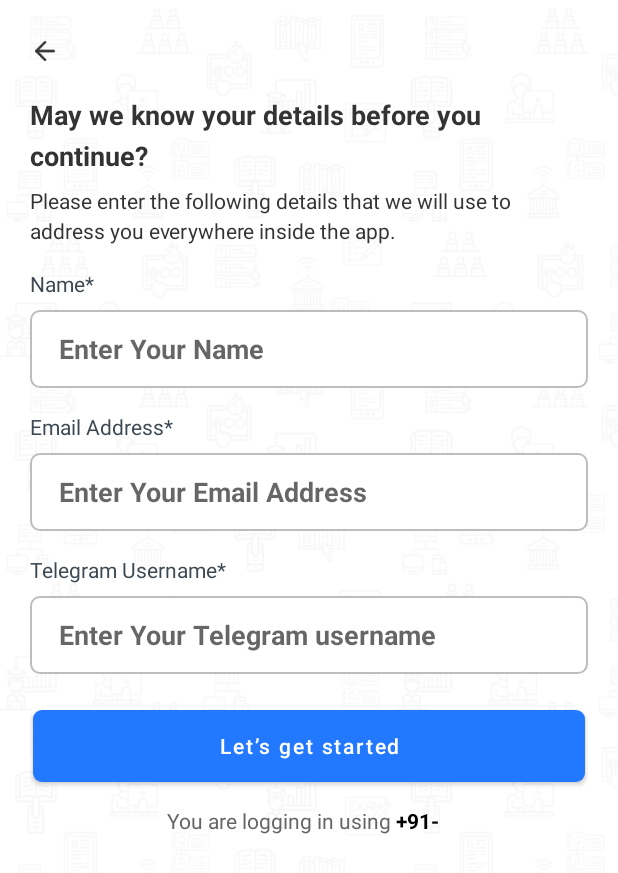
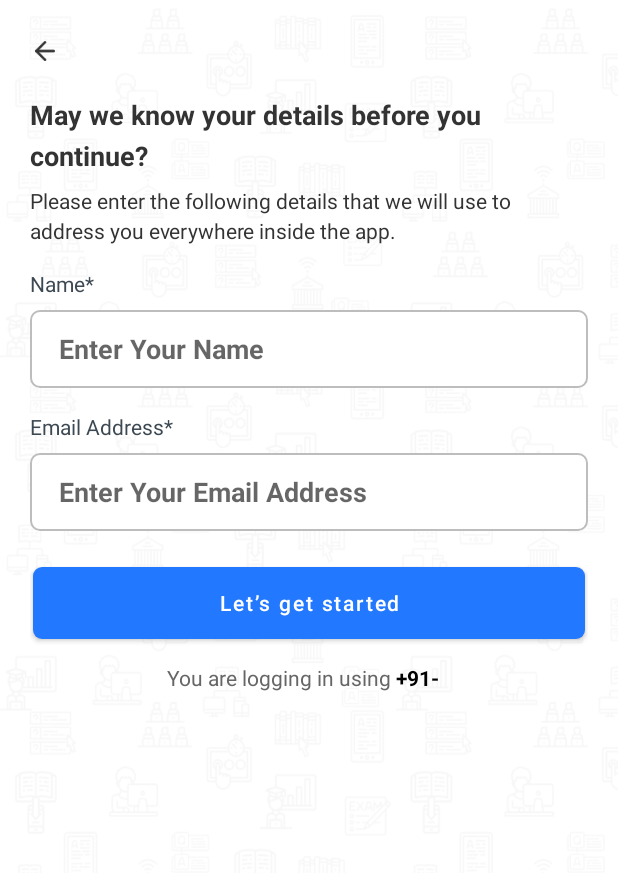
Before and after one commit to GauravPoswalAndroid/classplus-connect, an Android app: the SignUpActivity screen opened directly, with no data from a screen before it, on a phone screen of 412 x 824 dp. Shown: the top 873 px of the screen. Run offline under Robolectric (Android 15) with nearby library versions, the light colour scheme and no system bars.

Commit message:
- Remove telegram username from Signup. - Update User's name validation in signup.

```diff
--- a/app/src/main/java/com/fankonnect/app/login/viewmodel/SignUpViewModel.kt
+++ b/app/src/main/java/com/fankonnect/app/login/viewmodel/SignUpViewModel.kt
@@ -19,7 +19,6 @@
     lateinit var userMobile: String
     lateinit var name: String
     lateinit var email: String
-    lateinit var tgUserName: String
     lateinit var otp: String
     lateinit var sessionId: String
 
@@ -32,7 +31,7 @@
         _registerUserResponse.value = Resource.loading(null)
         try {
             _registerUserResponse.value = Resource.success(
-                listingRepository.registerUser(otp, userMobile, sessionId, name, email, tgUserName)
+                listingRepository.registerUser(otp, userMobile, sessionId, name, email)
             )
         } catch (throwable: Throwable) {
             when (throwable) {
--- a/app/src/main/res/layout/activity_signup.xml
+++ b/app/src/main/res/layout/activity_signup.xml
@@ -162,48 +162,6 @@
                 app:layout_constraintTop_toBottomOf="@id/llEmail"
                 tools:text="*Please enter valid Email" />
 
-            <LinearLayout
-                android:id="@+id/llTelegram"
-                android:layout_width="match_parent"
-                android:layout_height="wrap_content"
-                android:background="@drawable/shape_rectangle_filled_white_outline_gray_r6"
-                android:orientation="horizontal"
-                android:layout_marginTop="8dp"
-                android:paddingLeft="10dp"
-                android:paddingTop="3dp"
-                android:paddingRight="10dp"
-                android:paddingBottom="3dp"
-                app:layout_constraintEnd_toEndOf="parent"
-                app:layout_constraintStart_toStartOf="parent"
-                app:layout_constraintTop_toBottomOf="@+id/lbl_telegram_username">
-
-                <EditText
-                    android:id="@+id/etTelegram"
-                    android:layout_width="match_parent"
-                    android:layout_height="match_parent"
-                    android:layout_gravity="center"
-                    android:layout_marginStart="5dp"
-                    android:backgroundTint="@android:color/transparent"
-                    android:ellipsize="end"
-                    android:gravity="center|start"
-                    android:hint="@string/telegram_hint"
-                    android:imeOptions="actionNext"
-                    android:inputType="text"
-                    android:lines="1"
-                    android:textColor="@color/gray_deep_dark"
-                    android:textSize="18sp"
-                    android:textStyle="bold"
-                    tools:ignore="UnusedAttribute" />
-            </LinearLayout>
-
-            <androidx.appcompat.widget.AppCompatTextView
-                android:id="@+id/tvErrorTelegram"
-                style="@style/error_text_view"
-                tools:visibility="gone"
-                app:layout_constraintStart_toStartOf="@id/llTelegram"
-                app:layout_constraintTop_toBottomOf="@id/llTelegram"
-                tools:text="*Please enter valid Telegram username" />
-
             <Button
                 android:id="@+id/btnNext"
                 android:layout_width="match_parent"
@@ -219,7 +177,7 @@
                 android:textSize="14sp"
                 app:layout_constraintEnd_toEndOf="parent"
                 app:layout_constraintStart_toStartOf="parent"
-                app:layout_constraintTop_toBottomOf="@id/tvErrorTelegram"
+                app:layout_constraintTop_toBottomOf="@id/tvErrorEmail"
                 app:title="@string/let_s_get_started" />
 
             <TextView
@@ -255,16 +213,6 @@
                 app:layout_constraintStart_toStartOf="@+id/llEmail"
                 app:layout_constraintTop_toBottomOf="@+id/tvErrorName" />
 
-            <TextView
-                android:id="@+id/lbl_telegram_username"
-                android:layout_width="wrap_content"
-                android:layout_height="wrap_content"
-                android:layout_marginTop="16dp"
-                android:text="@string/telegram_username"
-                android:textColor="#3C4852"
-                app:layout_constraintStart_toStartOf="@+id/llTelegram"
-                app:layout_constraintTop_toBottomOf="@+id/tvErrorEmail" />
-
         </androidx.constraintlayout.widget.ConstraintLayout>
     </ScrollView>
 
```
Also changed, not shown: app/src/main/java/com/fankonnect/app/login/data/repository/LoginDataRepository.kt (+3 -7 lines), app/src/main/java/com/fankonnect/app/login/ui/SignUpActivity.kt (+8 -16 lines).
